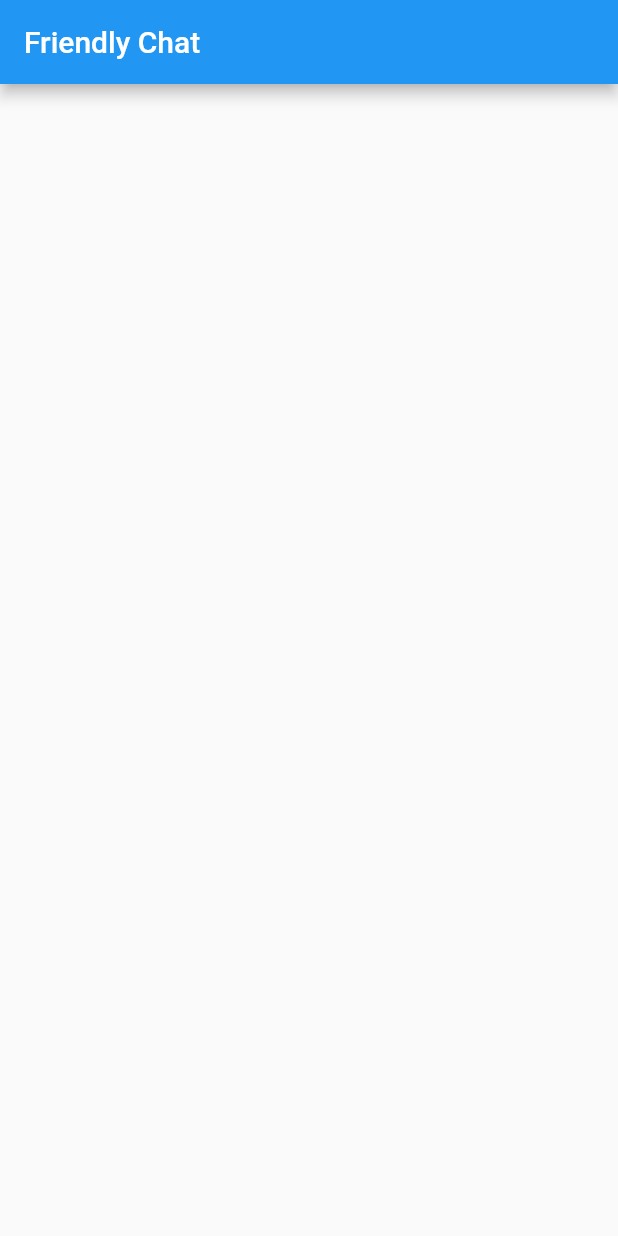
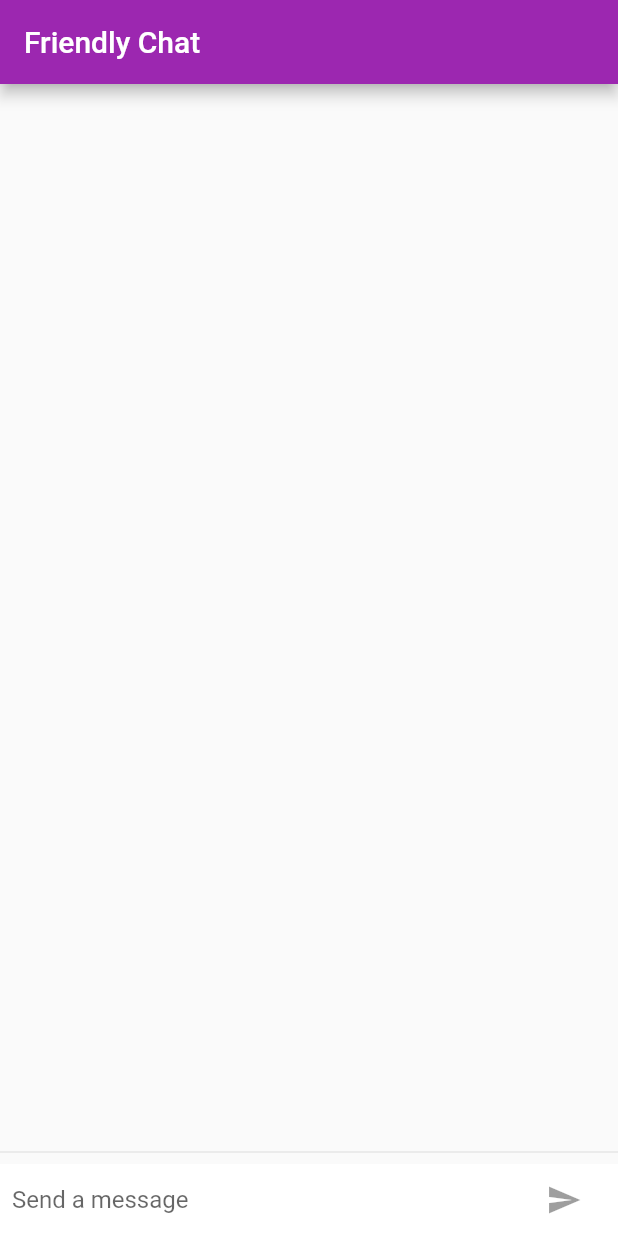
Before and after one commit to chummypixels/friendlyChat, a Flutter app: the screen it shows after launch, on a phone screen of 412 x 824 dp. Run offline on Flutter 3.47's test engine with Material 2 defaults, Android fonts, the phone set to English and light mode, and no system bars.

Commit message:
Complete Friendly Chat

```diff
--- a/lib/main.dart
+++ b/lib/main.dart
@@ -1,8 +1,23 @@
 import 'package:flutter/material.dart';
+import 'package:flutter/foundation.dart';
+import 'package:flutter/cupertino.dart';
 
 void main() {
   runApp(MyApp());
 }
+
+final ThemeData kIOSTheme = ThemeData(
+  primarySwatch: Colors.orange,
+  primaryColor: Colors.grey[100],
+  primaryColorBrightness: Brightness.light,
+);
+
+final ThemeData kDefaultTheme = ThemeData(
+  primarySwatch: Colors.purple,
+  accentColor: Colors.orangeAccent[400],
+);
+
+String _name = 'Chummy Igbo';
 
 class MyApp extends StatelessWidget {
   // This widget is the root of your application.
@@ -21,18 +36,173 @@ class FriendlyChatApp extends StatelessWidget {
   Widget build(BuildContext context) {
     return MaterialApp(
       title: 'FriendlyChat',
+      theme: defaultTargetPlatform == TargetPlatform.iOS
+          ? kIOSTheme
+          : kDefaultTheme,
       home: ChatScreen(),
     );
   }
 }
 
-class ChatScreen extends StatelessWidget {
+class ChatMessage extends StatelessWidget {
+  ChatMessage({@required this.text, @required this.animationController});
+  final String text;
+  final AnimationController animationController;
+
+  @override
+  Widget build(BuildContext context) {
+    return SizeTransition(
+      sizeFactor:
+          CurvedAnimation(parent: animationController, curve: Curves.easeOut),
+      axisAlignment: 0.0,
+      child: Container(
+        margin: EdgeInsets.symmetric(vertical: 10.0),
+        child: Row(
+          crossAxisAlignment: CrossAxisAlignment.start,
+          children: [
+            Container(
+              margin: EdgeInsets.only(right: 16.0),
+              child: CircleAvatar(
+                child: Text(_name[0]),
+              ),
+            ),
+            Expanded(
+              child: Column(
+                crossAxisAlignment: CrossAxisAlignment.start,
+                children: [
+                  Text(
+                    _name,
+                    style: Theme.of(context).textTheme.headline4,
+                  ),
+                  Container(
+                    margin: EdgeInsets.only(top: 5.0),
+                    child: Text(text),
+                  )
+                ],
+              ),
+            )
+          ],
+        ),
+      ),
+    );
+  }
+}
+
+class ChatScreen extends StatefulWidget {
+  @override
+  _ChatScreenState createState() => _ChatScreenState();
+}
+
+class _ChatScreenState extends State<ChatScreen> with TickerProviderStateMixin {
+  final List<ChatMessage> _messages = [];
+  final _textController = TextEditingController();
+  final FocusNode _focusNode = FocusNode();
+  bool _isComposing = false;
+
   @override
   Widget build(BuildContext context) {
     return Scaffold(
       appBar: AppBar(
         title: Text('Friendly Chat'),
+        elevation: Theme.of(context).platform == TargetPlatform.iOS ? 0.0 : 4.0,
+      ),
+      body: Container(
+        child: Column(
+          children: [
+            Flexible(
+              child: ListView.builder(
+                padding: EdgeInsets.all(8.0),
+                reverse: true,
+                itemCount: _messages.length,
+                itemBuilder: (_, int index) => _messages[index],
+              ),
+            ),
+            Divider(),
+            Container(
+              decoration: BoxDecoration(
+                color: Theme.of(context).cardColor,
+              ),
+              child: _buildTextComposer(),
+            ),
+          ],
+        ),
+        decoration: Theme.of(context).platform == TargetPlatform.iOS
+            ? BoxDecoration(
+                border: Border(
+                top: BorderSide(color: Colors.grey[200]),
+              ))
+            : null,
       ),
     );
   }
+
+  Widget _buildTextComposer() {
+    return Container(
+      margin: EdgeInsets.symmetric(horizontal: 8.0),
+      child: Row(
+        children: [
+          Flexible(
+            child: TextField(
+              controller: _textController,
+              focusNode: _focusNode,
+              onChanged: (String text) {
+                setState(() {
+                  _isComposing = text.isNotEmpty;
+                });
+              },
+              onSubmitted: _isComposing ? _handleSubmitted : null,
+              decoration: InputDecoration.collapsed(hintText: 'Send a message'),
+            ),
+          ),
+          IconTheme(
+            data: IconThemeData(color: Theme.of(context).accentColor),
+            child: Container(
+              margin: EdgeInsets.symmetric(horizontal: 4.0),
+              child: Theme.of(context).platform == TargetPlatform.iOS
+                  ? CupertinoButton(
+                      child: Text('Send'),
+                      onPressed: _isComposing
+                          ? () => _handleSubmitted(_textController.text)
+                          : null)
+                  : IconButton(
+                      icon: Icon(Icons.send),
+                      onPressed: _isComposing
+                          ? () {
+                              _handleSubmitted(_textController.text);
+                            }
+                          : null,
+                    ),
+            ),
+          )
+        ],
+      ),
+    );
+  }
+
+  void _handleSubmitted(String text) {
+    _textController.clear();
+    setState(() {
+      _isComposing = false;
+    });
+    ChatMessage message = ChatMessage(
+      text: text,
+      animationController: AnimationController(
+        duration: Duration(milliseconds: 700),
+        vsync: this,
+      ),
+    );
+    setState(() {
+      _messages.insert(0, message);
+    });
+    _focusNode.requestFocus();
+    message.animationController.forward();
+  }
+
+  @override
+  void dispose() {
+    for (var message in _messages) {
+      message.animationController.dispose();
+    }
+    super.dispose();
+  }
 }
```
